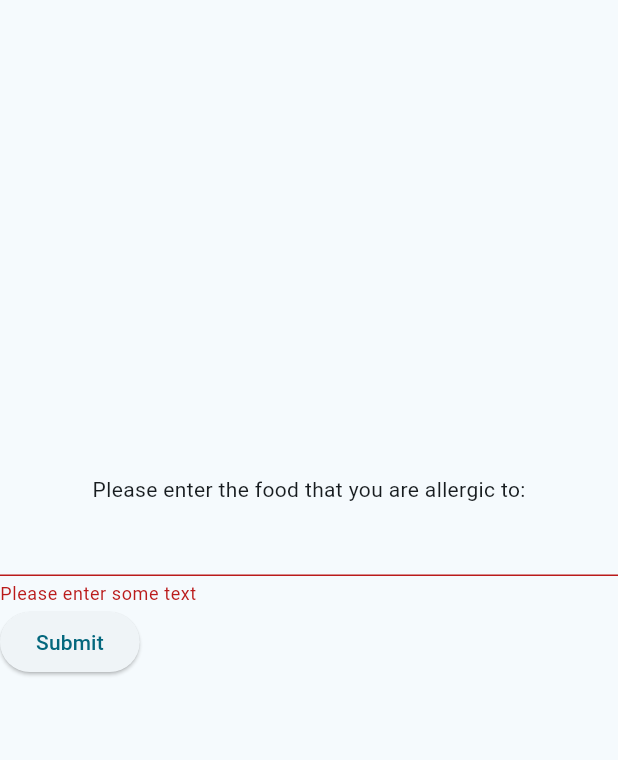
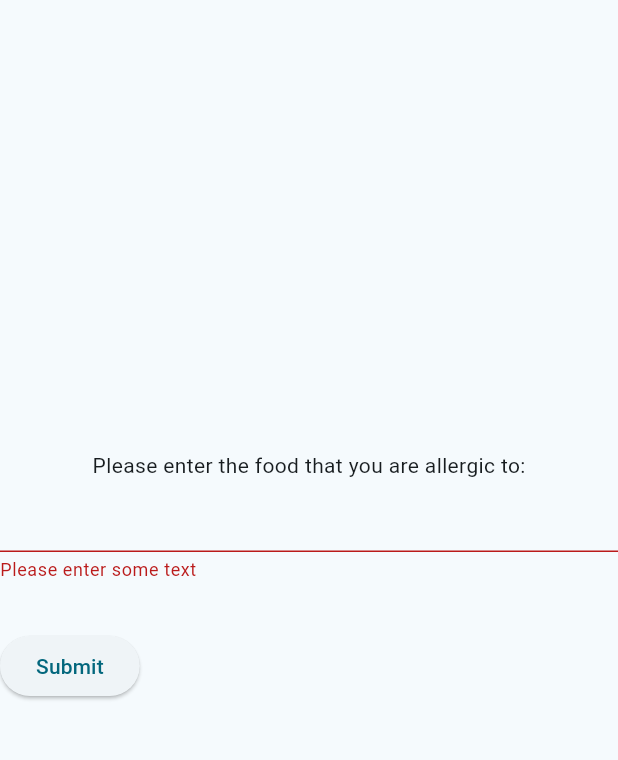
Before and after one commit to Jung-GunSong/Food-Allergy-Scan-App, a Flutter app: the screen it shows after launch, after a tap on "Submit", on a phone screen of 412 x 824 dp, the part 84-844 px from its top. Run offline on Flutter 3.47's test engine with Material 3 defaults, Android fonts, the phone set to English and light mode, and no system bars.

Commit message:
added TextEdittingController and removed counting functionality

```diff
--- a/lib/main.dart
+++ b/lib/main.dart
@@ -55,18 +55,18 @@
 }
 
 class _MyHomePageState extends State<MyHomePage> {
-  int _counter = 0;
+  // int _counter = 0;
 
-  void _incrementCounter() {
-    setState(() {
-      // This call to setState tells the Flutter framework that something has
-      // changed in this State, which causes it to rerun the build method below
-      // so that the display can reflect the updated values. If we changed
-      // _counter without calling setState(), then the build method would not be
-      // called again, and so nothing would appear to happen.
-      _counter++;
-    });
-  }
+  // void _incrementCounter() {
+  //   setState(()
+  //     // This call to setState tells the Flutter framework that something has
+  //     // changed in this State, which causes it to rerun the build method below
+  //     // so that the display can reflect the updated values. If we changed
+  //     // _counter without calling setState(), then the build method would not be
+  //     // called again, and so nothing would appear to happen.
+  //     _counter++;
+  //   });
+  // }
 
   @override
   Widget build(BuildContext context) {
@@ -129,14 +129,22 @@
   const FoodAllergyForm({super.key});
 
   @override
-  FoodAllergyFormState createState(){
-    return FoodAllergyFormState();
-  }
+  // FoodAllergyFormState createState(){
+  //   return FoodAllergyFormState();
+  State<FoodAllergyForm> createState() => _FoodAllergyFormState();
+
 }
 
-class FoodAllergyFormState extends State<FoodAllergyForm> {
+class _FoodAllergyFormState extends State<FoodAllergyForm> {
 
   final _formKey = GlobalKey<FormState>();
+  final myController = TextEditingController();
+
+  @override
+  void dispose(){
+    myController.dispose();
+    super.dispose();
+  }
 
   @override
   Widget build(BuildContext context) {
@@ -146,6 +154,7 @@
         crossAxisAlignment: CrossAxisAlignment.start,
         children: <Widget>[
           TextFormField (
+            controller: myController,
             validator: (value){
               if (value == null || value.isEmpty) {
                 return 'Please enter some text';
@@ -153,11 +162,22 @@
               return null;
             },
           ),
+          const Padding(
+            padding: EdgeInsets.symmetric(vertical: 16)
+          ),
           ElevatedButton(
             onPressed: () {
               if (_formKey.currentState!.validate()){
                 ScaffoldMessenger.of(context).showSnackBar(
                   const SnackBar(content: Text('Processing Data'))
+                );
+                showDialog(
+                  context: context,
+                  builder: (context){
+                    return AlertDialog(
+                      content: Text(myController.text),
+                    );
+                  }
                 );
               }
             },
```
